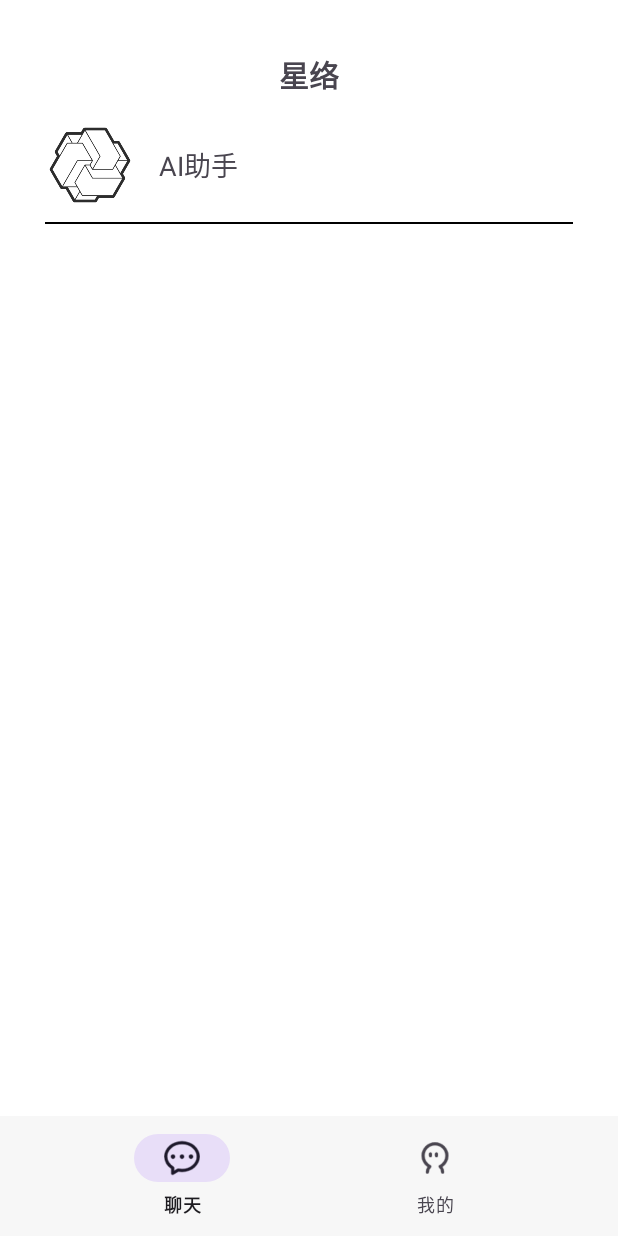
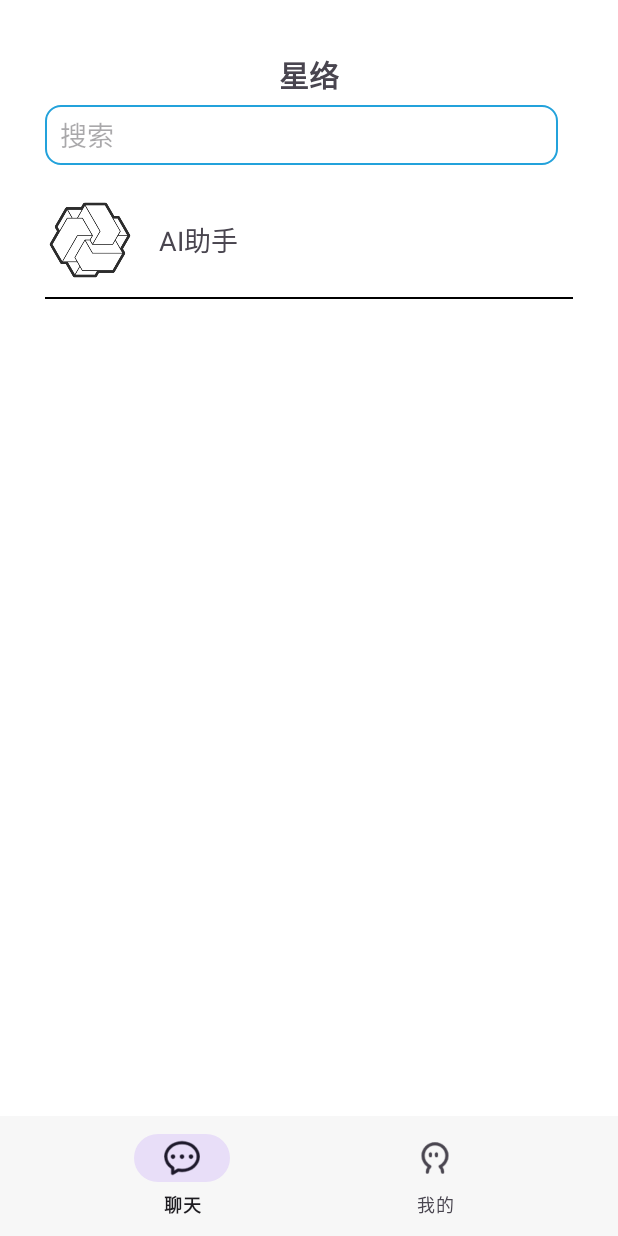
Before and after one commit to Wwanghan/Chat, an Android app: the screen it shows after launch (MainActivity), on a phone screen of 412 x 824 dp. Run offline under Robolectric (Android 15) with nearby library versions, the phone set to English and light mode, and no system bars; libraries missing offline, so code that uses them is left out: cn.bmob.v3.

Commit message:
实现搜索按钮，和点击后的过渡动画

```diff
--- a/app/src/main/java/com/example/chat/Chat.java
+++ b/app/src/main/java/com/example/chat/Chat.java
@@ -1,5 +1,6 @@
 package com.example.chat;
 
+import android.annotation.SuppressLint;
 import android.content.Context;
 import android.content.SharedPreferences;
 import android.graphics.Bitmap;
@@ -94,6 +95,7 @@ public class Chat extends AppCompatActivity {
         }
     };
 
+    @SuppressLint("ClickableViewAccessibility")
     @Override
     protected void onCreate(Bundle savedInstanceState) {
         super.onCreate(savedInstanceState);
--- a/app/src/main/java/com/example/chat/chatFragment.java
+++ b/app/src/main/java/com/example/chat/chatFragment.java
@@ -1,29 +1,41 @@
 package com.example.chat;
 
+import android.annotation.SuppressLint;
+import android.content.Context;
 import android.content.Intent;
 import android.os.Bundle;
+import android.util.Log;
 import android.view.LayoutInflater;
 import android.view.View;
 import android.view.ViewGroup;
 import android.view.Window;
+import android.view.inputmethod.InputMethodManager;
+import android.widget.EditText;
 import android.widget.ImageButton;
 import android.widget.LinearLayout;
+import android.widget.ScrollView;
 import android.widget.TextView;
 
 import androidx.annotation.NonNull;
 import androidx.annotation.Nullable;
 import androidx.fragment.app.Fragment;
 
+import Animations.ViewTransitionAnimator;
+
 public class chatFragment extends Fragment {
 
     private View view;
     private TextView chat;
+    private EditText searchAnything;
+    private ScrollView friendList;
+    private TextView cancelSearch;
 
     @Nullable
     public View onCreateView(@NonNull LayoutInflater inflater, @Nullable ViewGroup container, @Nullable Bundle savedInstanceState) {
         return inflater.inflate(R.layout.fragment_chat, container, false);
     }
 
+    @SuppressLint("ClickableViewAccessibility")
     @Override
     public void onViewCreated(@NonNull View view, @Nullable Bundle savedInstanceState) {
         super.onViewCreated(view, savedInstanceState);
@@ -33,20 +45,41 @@ public class chatFragment extends Fragment {
         Window window = getActivity().getWindow();
         window.setNavigationBarColor(getResources().getColor(R.color.background_nav));
 
-//        ImageButton introduceBtn = view.findViewById(R.id.add_friend_ui);
-//        introduceBtn.setOnClickListener(new View.OnClickListener() {
-//            @Override
-//            public void onClick(View view) {
-//                Intent to_introduce = new Intent(getActivity() , addFriendUi.class);
-//                startActivity(to_introduce);
-//            }
-//        });
-
+        searchAnything = view.findViewById(R.id.search_anything);
+        friendList = view.findViewById(R.id.home_scrollView);
+        cancelSearch = view.findViewById(R.id.cancel_search);
         LinearLayout friend1 = view.findViewById(R.id.friend1);
 
         // 添加点击事件，跳转到聊天页面
         friend1.setOnClickListener(v -> openChatActivity("AI助手"));
         //暂时加二个，用做测试
+
+        searchAnything.setOnTouchListener((v, event) -> {
+            // 展示键盘
+            InputMethodManager imm = (InputMethodManager) getActivity().getSystemService(Context.INPUT_METHOD_SERVICE);
+            imm.showSoftInput(searchAnything, InputMethodManager.SHOW_FORCED);
+
+            // 执行动画，谈出好友列表，显示取消文本按钮
+            ViewTransitionAnimator.hideViewWithAnimation(friendList , -50f , 200 , null);
+            ViewTransitionAnimator.showViewWithAnimation(cancelSearch , 50f , 200);
+
+            return false;
+        });
+
+        cancelSearch.setOnClickListener(v -> {
+            ViewTransitionAnimator.hideViewWithAnimation(cancelSearch , 50f , 200 , null);
+            ViewTransitionAnimator.showViewWithAnimation(friendList , -50f , 200);
+
+            searchAnything.clearFocus();
+
+            // 隐藏键盘
+            InputMethodManager imm = (InputMethodManager) getActivity().getSystemService(Context.INPUT_METHOD_SERVICE);
+            imm.hideSoftInputFromWindow(searchAnything.getWindowToken(), 0);
+
+            if (searchAnything.getText().toString() != null){
+                searchAnything.setText("");
+            }
+        });
     }
 
     private void openChatActivity(String friendName) {
--- a/app/src/main/res/layout/fragment_chat.xml
+++ b/app/src/main/res/layout/fragment_chat.xml
@@ -7,43 +7,7 @@
     android:background="@color/white"
     android:padding="30dp">
 
-<!--    暂时不做大的通信，先从小的内网通信做起
-    <ImageButton
-        android:id="@+id/add_friend_ui"
-        android:layout_width="50dp"
-        android:layout_height="50dp"
-        android:scaleType="fitXY"
-        android:background="@color/white"
-        android:src="@drawable/add_friend"/>
-
-    <TextView
-        android:layout_width="wrap_content"
-        android:layout_height="wrap_content"
-        android:layout_marginLeft="0dp"
-        android:text="添加好友"/>
--->
-
-<!--    <RelativeLayout-->
-<!--        android:layout_width="120dp"-->
-<!--        android:layout_height="40sp"-->
-<!--        android:layout_gravity="center_horizontal"-->
-<!--        android:layout_marginBottom="10dp">-->
-
-<!--        <ImageView-->
-<!--            android:layout_width="match_parent"-->
-<!--            android:layout_height="match_parent"-->
-<!--            android:layout_gravity="center_horizontal"-->
-<!--            android:background="@drawable/home_rounded_borders" />-->
-
-<!--        <TextView-->
-<!--            android:layout_width="match_parent"-->
-<!--            android:layout_height="wrap_content"-->
-<!--            android:text="@string/BuddyList"-->
-<!--            android:textSize="24sp"-->
-<!--            android:layout_marginTop="3dp"-->
-<!--            android:gravity="center_horizontal" />-->
-<!--            &lt;!&ndash;    这个对齐有点脑瘫，所以加了3dp    &ndash;&gt;-->
-<!--    </RelativeLayout>-->
+    <!-- 标题 -->
     <LinearLayout
         android:layout_width="match_parent"
         android:layout_height="40dp"
@@ -61,13 +25,48 @@
 
     </LinearLayout>
 
+    <!-- 搜索框 -->
+    <LinearLayout
+        android:layout_width="match_parent"
+        android:layout_height="40dp"
+        android:orientation="horizontal">
 
+        <EditText
+            android:id="@+id/search_anything"
+            android:layout_width="wrap_content"
+            android:layout_height="40dp"
+            android:hint="搜索"
+            android:paddingLeft="10dp"
+            android:textSize="18sp"
+            android:background="@drawable/input_style"
+            android:layout_weight="1"
+            />
+
+        <View
+            android:layout_width="10dp"
+            android:layout_height="wrap_content"
+            />
+
+        <TextView
+            android:id="@+id/cancel_search"
+            android:layout_width="30dp"
+            android:layout_height="wrap_content"
+            android:text="取消"
+            android:visibility="gone"
+            />
+
+    </LinearLayout>
+
+
+    <!-- 好友列表 -->
     <ScrollView
-        android:id="@+id/HomeScrollView"
+        android:id="@+id/home_scrollView"
         android:layout_width="match_parent"
         android:layout_height="wrap_content"
         android:scrollbars="none"
+        android:visibility="visible"
         android:fitsSystemWindows="true"
+        android:layout_marginTop="10dp"
         android:orientation="vertical">
 
         <LinearLayout
@@ -104,8 +103,8 @@
             <ImageView
                 android:layout_width="fill_parent"
                 android:layout_height="1dp"
-                android:background="@color/black" />
-
+                android:background="@color/black"
+                />
 
             <View
                 android:layout_width="wrap_content"
```
Also changed, not shown: app/src/main/java/Animations/ViewTransitionAnimator.java (added, +37 -0 lines).
